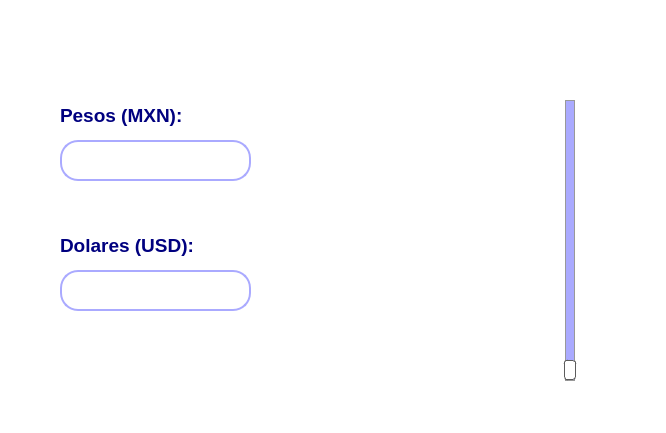
Old version of the form Unidad II/Tareas/E05_Peso_a_USD.ui in the repository P4B11nn/PIP_2025_Unidad1_Eq5.
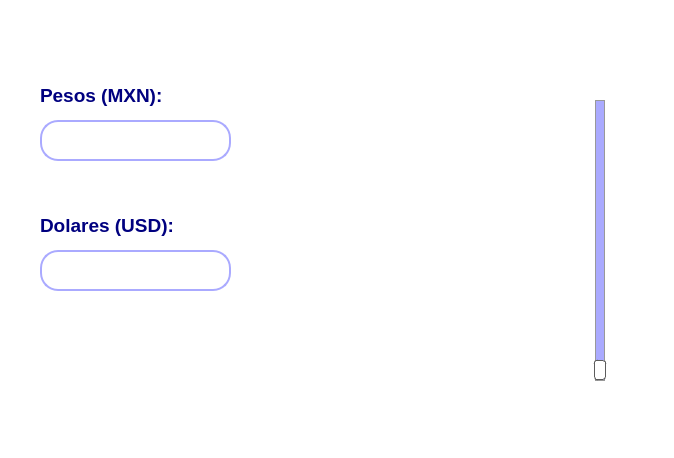
New version of the form. Icons and pictures are not drawn.

The edit to the form file:
```diff
--- a/Unidad II/Tareas/E05_Peso_a_USD.ui
+++ b/Unidad II/Tareas/E05_Peso_a_USD.ui
@@ -6,8 +6,8 @@
    <rect>
     <x>0</x>
     <y>0</y>
-    <width>666</width>
-    <height>433</height>
+    <width>674</width>
+    <height>458</height>
    </rect>
   </property>
   <property name="windowTitle">
@@ -21,8 +21,8 @@
    <widget class="QLineEdit" name="txt_pesos">
     <property name="geometry">
      <rect>
-      <x>60</x>
-      <y>140</y>
+      <x>40</x>
+      <y>120</y>
       <width>191</width>
       <height>41</height>
      </rect>
@@ -48,8 +48,8 @@
    <widget class="QLabel" name="label_5">
     <property name="geometry">
      <rect>
-      <x>60</x>
-      <y>100</y>
+      <x>40</x>
+      <y>80</y>
       <width>121</width>
       <height>31</height>
      </rect>
@@ -73,7 +73,7 @@
    <widget class="QSlider" name="slider_pesos">
     <property name="geometry">
      <rect>
-      <x>520</x>
+      <x>550</x>
       <y>100</y>
       <width>101</width>
       <height>281</height>
@@ -104,8 +104,8 @@
    <widget class="QLineEdit" name="txt_USD">
     <property name="geometry">
      <rect>
-      <x>60</x>
-      <y>270</y>
+      <x>40</x>
+      <y>250</y>
       <width>191</width>
       <height>41</height>
      </rect>
@@ -131,8 +131,8 @@
    <widget class="QLabel" name="label_6">
     <property name="geometry">
      <rect>
-      <x>60</x>
-      <y>230</y>
+      <x>40</x>
+      <y>210</y>
       <width>141</width>
       <height>31</height>
      </rect>
@@ -156,10 +156,10 @@
    <widget class="QLabel" name="label_3">
     <property name="geometry">
      <rect>
-      <x>0</x>
+      <x>10</x>
       <y>0</y>
-      <width>321</width>
-      <height>71</height>
+      <width>241</width>
+      <height>51</height>
      </rect>
     </property>
     <property name="frameShape">
@@ -184,10 +184,10 @@
    <widget class="QLabel" name="label">
     <property name="geometry">
      <rect>
-      <x>490</x>
+      <x>500</x>
       <y>0</y>
-      <width>171</width>
-      <height>71</height>
+      <width>151</width>
+      <height>61</height>
      </rect>
     </property>
     <property name="frameShape">
@@ -200,7 +200,35 @@
      <string/>
     </property>
     <property name="pixmap">
-     <pixmap resource="../Archivos/Recursos.qrc">:/Ejercicios/LOGOFACULTAD.png</pixmap>
+     <pixmap resource="../Archivos/Recursos.qrc">:/ejercicios/LOGOFACULTAD.png</pixmap>
+    </property>
+    <property name="scaledContents">
+     <bool>true</bool>
+    </property>
+    <property name="openExternalLinks">
+     <bool>false</bool>
+    </property>
+   </widget>
+   <widget class="QLabel" name="label_2">
+    <property name="geometry">
+     <rect>
+      <x>40</x>
+      <y>310</y>
+      <width>151</width>
+      <height>91</height>
+     </rect>
+    </property>
+    <property name="frameShape">
+     <enum>QFrame::NoFrame</enum>
+    </property>
+    <property name="frameShadow">
+     <enum>QFrame::Plain</enum>
+    </property>
+    <property name="text">
+     <string/>
+    </property>
+    <property name="pixmap">
+     <pixmap resource="../Archivos/Recursos.qrc">:/ejercicios/imgEq5.jpg</pixmap>
     </property>
     <property name="scaledContents">
      <bool>true</bool>
```
Left out of the diff: 4 changed lines with no effect on the pictures.
